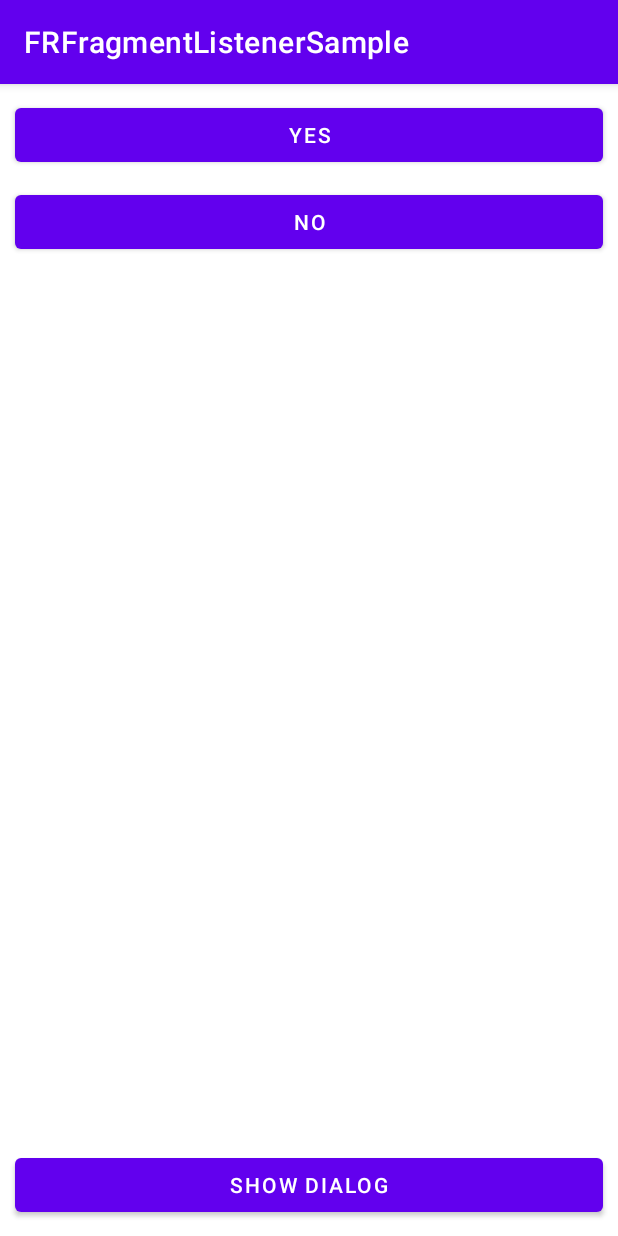
After one commit to sallyluenoa/FRDialogFragment, an Android app: the fragment SampleFragment placed in its activity, on a phone screen of 412 x 824 dp. The commit adds this screen. Run offline under Robolectric (Android 15) with nearby library versions, the phone set to English and light mode, and no system bars; libraries missing offline, so code that uses them is left out: org.fog_rock.frextensions; 2 statements that could not run were skipped.

Commit message:
Add sample and test code #5
* Add sample code for KDoc.
* Apply sample annotation to the package of `frfragmentlistener.

```diff
--- a/frfragmentlistener/src/main/java/org/fog_rock/frfragmentlistener/activity/FRAppCompatActivity.kt
+++ b/frfragmentlistener/src/main/java/org/fog_rock/frfragmentlistener/activity/FRAppCompatActivity.kt
@@ -18,6 +18,7 @@ open class FRAppCompatActivity: AppCompatActivity() {
      * @param callback A dialog callback
      * @return A key associated with the callback
      * @throws IllegalStateException If it is called after Activity#onCreate().
+     * @sample org.fog_rock.frfragmentlistenersample.SampleActivity.dialogCallbackKey
      */
     fun registerForDialogResult(callback: FRDialogFragment.Callback): String =
         registerForFragmentListener(callback)
@@ -29,6 +30,8 @@ open class FRAppCompatActivity: AppCompatActivity() {
      * @return A key associated with the listener
      * @throws IllegalStateException If it is called after Activity#onCreate().
      * @see org.fog_rock.frfragmentlistener.fragment.restoreFragmentEventListener
+     * @sample org.fog_rock.frfragmentlistenersample.SampleFragment.Listener
+     * @sample org.fog_rock.frfragmentlistenersample.SampleActivity.fragmentListenerKey
      */
     fun registerForFragmentListener(listener: FRFragmentListener): String {
         if (lifecycle.currentState.isAtLeast(Lifecycle.State.CREATED)) {
--- a/sample/src/main/AndroidManifest.xml
+++ b/sample/src/main/AndroidManifest.xml
@@ -19,6 +19,9 @@
             </intent-filter>
         </activity>
         <activity
+            android:name="org.fog_rock.frfragmentlistenersample.SampleActivity"
+            android:exported="false" />
+        <activity
             android:name="org.fog_rock.frfragmentlistenersample.DialogSampleActivity"
             android:exported="false" />
         <activity
--- a/sample/src/main/java/org/fog_rock/frfragmentlistenersample/MainActivity.kt
+++ b/sample/src/main/java/org/fog_rock/frfragmentlistenersample/MainActivity.kt
@@ -15,6 +15,9 @@ class MainActivity : AppCompatActivity() {
         binding = ActivityMainBinding.inflate(layoutInflater)
         setContentView(binding.root)
 
+        binding.buttonSample.setOnClickListener {
+            startActivity<SampleActivity>()
+        }
         binding.buttonDialogSample.setOnClickListener {
             startActivity<DialogSampleActivity>()
         }
--- /dev/null
+++ b/sample/src/main/java/org/fog_rock/frfragmentlistenersample/SampleActivity.kt
@@ -0,0 +1,61 @@
+package org.fog_rock.frfragmentlistenersample
+
+import android.os.Bundle
+import org.fog_rock.frextensions.androidx.fragment.replaceFragment
+import org.fog_rock.frfragmentlistener.activity.FRAppCompatActivity
+import org.fog_rock.frfragmentlistener.dialog.FRDialogFragment
+import org.fog_rock.frfragmentlistenersample.databinding.ActivitySampleBinding
+
+/**
+ * This is a sample code for API documents.
+ */
+class SampleActivity : FRAppCompatActivity() {
+
+    private lateinit var binding: ActivitySampleBinding
+
+    /**
+     * Register a dialog callback and keep a return value
+     * as a private field in the subclass of `FRAppCompatActivity`.
+     */
+    private val dialogCallbackKey = registerForDialogResult {
+        // Write your result code here!
+    }
+
+    /**
+     * Register a fragment listener and keep a return value
+     * as a private field in the subclass of `FRAppCompatActivity`.
+     */
+    private val fragmentListenerKey = registerForFragmentListener(object : SampleFragment.Listener {
+        override fun onClickedYesButton() {
+            // Write your result code here!
+        }
+        override fun onClickedNoButton() {
+            // Write your result code here!
+        }
+    })
+
+    override fun onCreate(savedInstanceState: Bundle?) {
+        super.onCreate(savedInstanceState)
+
+        binding = ActivitySampleBinding.inflate(layoutInflater)
+        setContentView(binding.root)
+
+        binding.buttonDialog.setOnClickListener { showDialog() }
+
+        replaceFragment(SampleFragment.newInstance(fragmentListenerKey), R.id.fragment_container)
+    }
+
+    private fun showDialog() {
+        /**
+         * Create and show a dialog fragment.
+         */
+        FRDialogFragment.Builder(this).apply {
+            setTitle(R.string.title)
+            setMessage(R.string.message)
+            setPositiveButton(R.string.ok)
+            setNegativeButton(R.string.cancel)
+            setCallbackKey(dialogCallbackKey)
+        }.create()
+            .show(supportFragmentManager, null)
+    }
+}
--- /dev/null
+++ b/sample/src/main/java/org/fog_rock/frfragmentlistenersample/SampleFragment.kt
@@ -0,0 +1,65 @@
+package org.fog_rock.frfragmentlistenersample
+
+import android.os.Bundle
+import android.view.LayoutInflater
+import android.view.View
+import android.view.ViewGroup
+import androidx.core.os.bundleOf
+import androidx.fragment.app.Fragment
+import org.fog_rock.frfragmentlistener.fragment.FRFragmentListener
+import org.fog_rock.frfragmentlistener.fragment.restoreFragmentEventListener
+import org.fog_rock.frfragmentlistenersample.databinding.FragmentSampleBinding
+
+/**
+ * This is a sample code for API documents.
+ */
+class SampleFragment : Fragment() {
+
+    /**
+     * A sub-interface of FRFragmentListener that notifies the parent activity of fragment events.
+     */
+    interface Listener: FRFragmentListener {
+
+        fun onClickedYesButton()
+
+        fun onClickedNoButton()
+    }
+
+    companion object {
+
+        fun newInstance(fragmentListenerKey: String): SampleFragment {
+            /**
+             * Register the listener key to arguments
+             * when generate a new instance of the fragment.
+             * The key of the pair would be `FRFragmentListener.ARGS_LISTENER_KEY`
+             * and its value would be the listener key.
+             */
+            return SampleFragment().apply {
+                arguments = bundleOf(
+                    FRFragmentListener.ARGS_LISTENER_KEY to fragmentListenerKey
+                )
+            }
+        }
+    }
+
+    private var _binding: FragmentSampleBinding? = null
+    private val binding get() = _binding!!
+
+    /**
+     * Restore a fragment listener in the fragment.
+     */
+    private val listener: Listener? by lazy { restoreFragmentEventListener() }
+
+    override fun onCreateView(
+        inflater: LayoutInflater,
+        container: ViewGroup?,
+        savedInstanceState: Bundle?
+    ): View {
+        _binding = FragmentSampleBinding.inflate(inflater, container, false)
+
+        binding.buttonYes.setOnClickListener { listener?.onClickedYesButton() }
+        binding.buttonNo.setOnClickListener { listener?.onClickedNoButton() }
+
+        return binding.root
+    }
+}
--- /dev/null
+++ b/sample/src/main/res/layout/activity_sample.xml
@@ -0,0 +1,31 @@
+<?xml version="1.0" encoding="utf-8"?>
+<androidx.constraintlayout.widget.ConstraintLayout
+    xmlns:android="http://schemas.android.com/apk/res/android"
+    xmlns:app="http://schemas.android.com/apk/res-auto"
+    xmlns:tools="http://schemas.android.com/tools"
+    android:layout_width="match_parent"
+    android:layout_height="match_parent"
+    tools:context="org.fog_rock.frfragmentlistenersample.SampleActivity">
+
+    <FrameLayout
+        android:id="@+id/fragment_container"
+        android:layout_width="0dp"
+        android:layout_height="0dp"
+        app:layout_constraintStart_toStartOf="parent"
+        app:layout_constraintEnd_toEndOf="parent"
+        app:layout_constraintTop_toTopOf="parent"
+        app:layout_constraintBottom_toTopOf="@id/button_dialog"
+        />
+
+    <Button
+        android:id="@+id/button_dialog"
+        android:layout_width="match_parent"
+        android:layout_height="wrap_content"
+        android:text="Show dialog"
+        android:layout_margin="10dp"
+        app:layout_constraintBottom_toBottomOf="parent"
+        app:layout_constraintStart_toStartOf="parent"
+        app:layout_constraintEnd_toEndOf="parent"
+        />
+
+</androidx.constraintlayout.widget.ConstraintLayout>
--- /dev/null
+++ b/sample/src/main/res/layout/fragment_sample.xml
@@ -0,0 +1,30 @@
+<?xml version="1.0" encoding="utf-8"?>
+<androidx.constraintlayout.widget.ConstraintLayout
+    xmlns:android="http://schemas.android.com/apk/res/android"
+    xmlns:app="http://schemas.android.com/apk/res-auto"
+    android:layout_width="match_parent"
+    android:layout_height="match_parent">
+
+    <Button
+        android:id="@+id/button_yes"
+        android:layout_width="match_parent"
+        android:layout_height="wrap_content"
+        android:text="@string/yes"
+        android:layout_margin="10dp"
+        app:layout_constraintTop_toTopOf="parent"
+        app:layout_constraintStart_toStartOf="parent"
+        app:layout_constraintEnd_toEndOf="parent"
+        />
+
+    <Button
+        android:id="@+id/button_no"
+        android:layout_width="match_parent"
+        android:layout_height="wrap_content"
+        android:text="@string/no"
+        android:layout_margin="10dp"
+        app:layout_constraintTop_toBottomOf="@id/button_yes"
+        app:layout_constraintStart_toStartOf="parent"
+        app:layout_constraintEnd_toEndOf="parent"
+        />
+
+</androidx.constraintlayout.widget.ConstraintLayout>
--- a/sample/src/main/res/values/strings.xml
+++ b/sample/src/main/res/values/strings.xml
@@ -2,6 +2,10 @@
     <string name="app_name">FRFragmentListenerSample</string>
 
     <string name="empty"/>
+    <string name="ok">OK</string>
+    <string name="cancel">Cancel</string>
+    <string name="yes">YES</string>
+    <string name="no">NO</string>
     <string name="title">Title</string>
     <string name="message">Message</string>
     <string name="positive">Positive</string>
```
Also changed, not shown: frfragmentlistener/build.gradle (+11 -0 lines), frfragmentlistener/src/main/java/org/fog_rock/frfragmentlistener/dialog/FRDialogFragment.kt (+5 -3 lines), frfragmentlistener/src/main/java/org/fog_rock/frfragmentlistener/fragment/FRFragmentExtensions.kt (+7 -15 lines), frfragmentlistener/src/main/java/org/fog_rock/frfragmentlistener/fragment/FRFragmentListener.kt (+14 -1 lines), sample/src/main/res/layout/activity_main.xml (+11 -0 lines).
